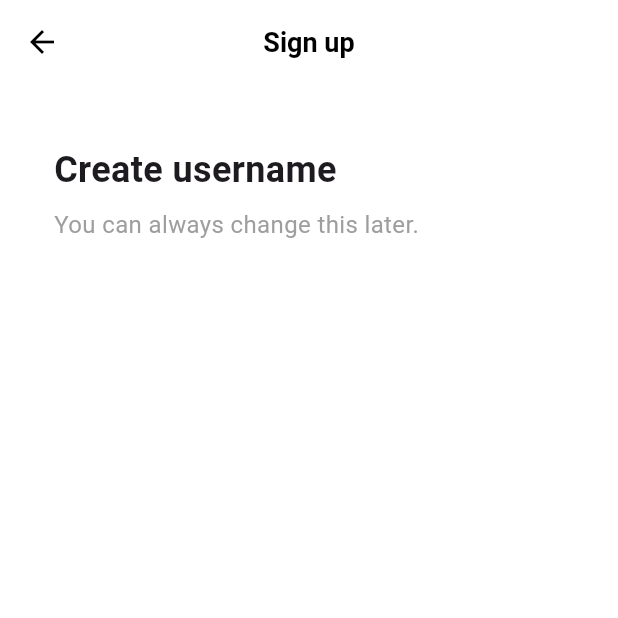
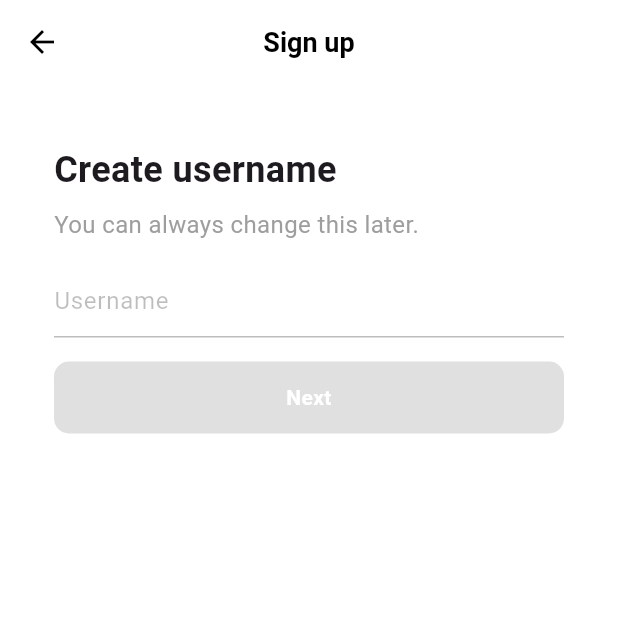
Before and after one commit to yeonvv/tiktok_clone, a Flutter app: the screen it shows after launch, after a tap on "Use phone or email", on a phone screen of 412 x 824 dp, the top half of it. Run offline on Flutter 3.47's test engine with Material 3 defaults, Android fonts, the phone set to English and light mode, and no system bars; our stand-ins replace font_awesome_flutter.

Commit message:
2.4 Username Screen

```diff
--- a/lib/features/authentication/email_screen.dart
+++ /dev/null
@@ -1,40 +0,0 @@
-import 'package:flutter/material.dart';
-import 'package:tiktok_clone/constants/gaps.dart';
-import 'package:tiktok_clone/constants/sizes.dart';
-
-class EmailScreen extends StatelessWidget {
-  const EmailScreen({super.key});
-
-  @override
-  Widget build(BuildContext context) {
-    return Scaffold(
-      appBar: AppBar(
-        title: const Text("Sign up"),
-      ),
-      body: const Padding(
-        padding: EdgeInsets.symmetric(horizontal: Sizes.size36),
-        child: Column(
-          crossAxisAlignment: CrossAxisAlignment.start,
-          children: [
-            Gaps.v40,
-            Text(
-              "Create username",
-              style: TextStyle(
-                fontSize: Sizes.size24,
-                fontWeight: FontWeight.w700,
-              ),
-            ),
-            Gaps.v8,
-            Text(
-              "You can always change this later.",
-              style: TextStyle(
-                color: Colors.grey,
-                fontSize: Sizes.size16,
-              ),
-            )
-          ],
-        ),
-      ),
-    );
-  }
-}
--- a/lib/features/authentication/sign_up_screen.dart
+++ b/lib/features/authentication/sign_up_screen.dart
@@ -2,8 +2,8 @@ import 'package:flutter/material.dart';
 import 'package:font_awesome_flutter/font_awesome_flutter.dart';
 import 'package:tiktok_clone/constants/gaps.dart';
 import 'package:tiktok_clone/constants/sizes.dart';
-import 'package:tiktok_clone/features/authentication/email_screen.dart';
 import 'package:tiktok_clone/features/authentication/login_screen.dart';
+import 'package:tiktok_clone/features/authentication/username_screen.dart';
 import 'package:tiktok_clone/features/authentication/widgets/auth_button.dart';
 
 class SignUpScreen extends StatelessWidget {
@@ -18,7 +18,7 @@ class SignUpScreen extends StatelessWidget {
   void _onEmailTap(BuildContext context) {
     Navigator.of(context).push(
       MaterialPageRoute(
-        builder: (context) => const EmailScreen(),
+        builder: (context) => const UsernameScreen(),
       ),
     );
   }
--- a/lib/features/authentication/username_screen.dart
+++ b/lib/features/authentication/username_screen.dart
@@ -0,0 +1,104 @@
+import 'package:flutter/material.dart';
+import 'package:tiktok_clone/constants/gaps.dart';
+import 'package:tiktok_clone/constants/sizes.dart';
+
+class UsernameScreen extends StatefulWidget {
+  const UsernameScreen({super.key});
+
+  @override
+  State<UsernameScreen> createState() => _UsernameScreenState();
+}
+
+class _UsernameScreenState extends State<UsernameScreen> {
+  final TextEditingController _usernameController = TextEditingController();
+  String _username = "";
+  @override
+  void initState() {
+    super.initState();
+    _usernameController.addListener(
+      () {
+        setState(() {
+          _username = _usernameController.text;
+        });
+      },
+    );
+  }
+
+  @override
+  Widget build(BuildContext context) {
+    return Scaffold(
+      appBar: AppBar(
+        title: const Text("Sign up"),
+      ),
+      body: Padding(
+        padding: const EdgeInsets.symmetric(horizontal: Sizes.size36),
+        child: Column(
+          crossAxisAlignment: CrossAxisAlignment.start,
+          children: [
+            Gaps.v40,
+            const Text(
+              "Create username",
+              style: TextStyle(
+                fontSize: Sizes.size24,
+                fontWeight: FontWeight.w700,
+              ),
+            ),
+            Gaps.v8,
+            const Text(
+              "You can always change this later.",
+              style: TextStyle(
+                color: Colors.grey,
+                fontSize: Sizes.size16,
+              ),
+            ),
+            Gaps.v16,
+            TextField(
+              controller: _usernameController,
+              decoration: InputDecoration(
+                hintText: "Username",
+                hintStyle: const TextStyle(
+                  color: Colors.black26,
+                ),
+                enabledBorder: UnderlineInputBorder(
+                  borderSide: BorderSide(
+                    color: Colors.grey.shade400,
+                  ),
+                ),
+                focusedBorder: UnderlineInputBorder(
+                  borderSide: BorderSide(
+                    color: Colors.grey.shade300,
+                  ),
+                ),
+              ),
+              cursorColor: Theme.of(context).primaryColor,
+            ),
+            Gaps.v16,
+            FractionallySizedBox(
+              widthFactor: 1,
+              child: AnimatedContainer(
+                duration: const Duration(milliseconds: 300),
+                padding: const EdgeInsets.symmetric(vertical: Sizes.size14),
+                decoration: BoxDecoration(
+                  color: _username.isEmpty
+                      ? Colors.grey.shade300
+                      : Theme.of(context).primaryColor,
+                  borderRadius: BorderRadius.circular(
+                    Sizes.size10,
+                  ),
+                ),
+                child: const Text(
+                  "Next",
+                  style: TextStyle(
+                    color: Colors.white,
+                    fontWeight: FontWeight.w600,
+                  ),
+                  textAlign: TextAlign.center,
+                ),
+              ),
+            )
+          ],
+        ),
+      ),
+    );
+  }
+}
```
